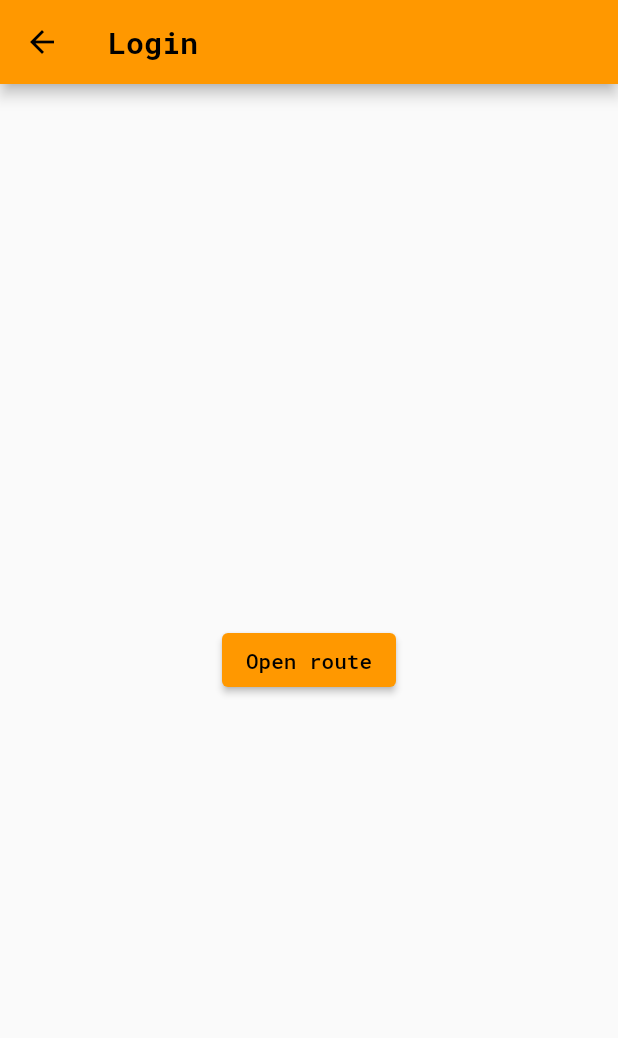
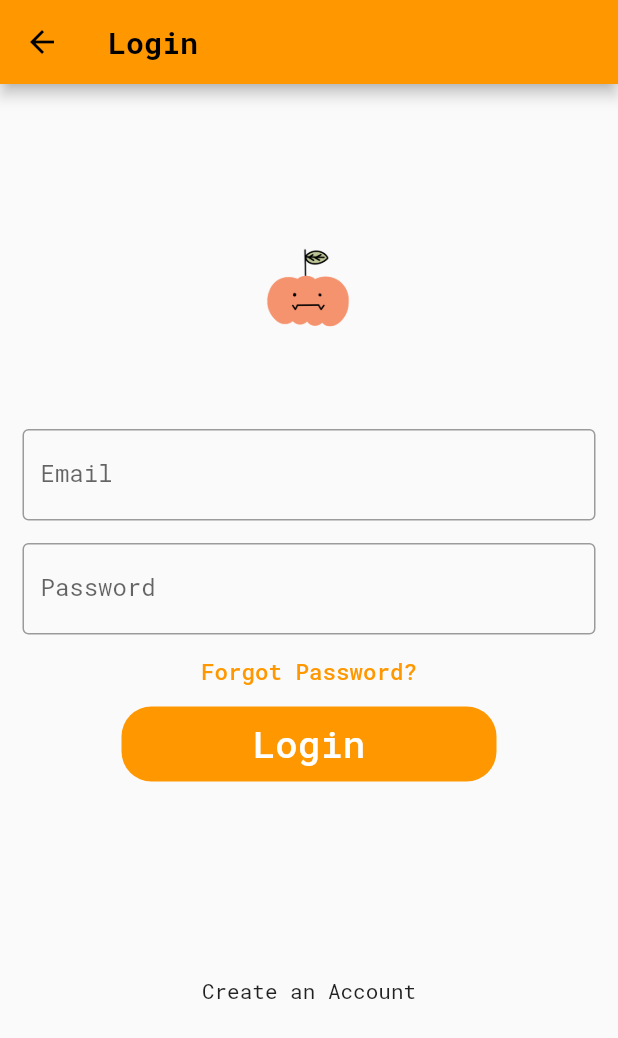
Before and after one commit to LaniW/pumpkins, a Flutter app: the screen it shows after launch, in the side drawer, after a tap on "Profile", on a phone screen of 412 x 824 dp. Shown: the top 1038 px of the screen. Run offline on Flutter 3.47's test engine with Material 2 defaults, Android fonts, the phone set to English and light mode, and no system bars; our stand-ins replace carousel_slider, google_fonts; network calls fail.

Commit message:
login page

```diff
--- a/lib/screens/login.dart
+++ b/lib/screens/login.dart
@@ -1,5 +1,6 @@
 import 'package:flutter/material.dart';
 import 'package:google_fonts/google_fonts.dart';
+import 'package:pumpkins/screens/profile.dart';
 
 class Login extends StatelessWidget {
   const Login({Key? key}) : super(key: key);
@@ -14,12 +15,69 @@
               fontWeight: FontWeight.bold,
             )),
       ),
-      body: Center(
-        child: ElevatedButton(
-          child: const Text('Open route'),
-          onPressed: () {},
-        ),
-      ),
+      body: SingleChildScrollView(
+          child: Column(
+        children: [
+          Padding(
+            padding: const EdgeInsets.only(top: 60.0),
+            child: Center(
+              child: SizedBox(
+                  width: 200,
+                  height: 150,
+                  child: Image.asset('assets/images/pumpkin_icon.png')),
+            ),
+          ),
+          const Text('', style: TextStyle(fontSize: 15)),
+          const Padding(
+            padding:
+                EdgeInsets.only(left: 15.0, right: 15.0, top: 0, bottom: 0),
+            child: TextField(
+              decoration: InputDecoration(
+                  border: OutlineInputBorder(),
+                  labelText: 'Email',
+                  hintText: 'Enter a valid email address'),
+            ),
+          ),
+          const Padding(
+            padding:
+                EdgeInsets.only(left: 15.0, right: 15.0, top: 15, bottom: 0),
+            child: TextField(
+              obscureText: true,
+              decoration: InputDecoration(
+                  border: OutlineInputBorder(),
+                  labelText: 'Password',
+                  hintText: 'Enter your password'),
+            ),
+          ),
+          TextButton(
+            onPressed: () {},
+            child: const Text(
+              'Forgot Password?',
+              style: TextStyle(color: Colors.orange, fontSize: 15),
+            ),
+          ),
+          Container(
+            height: 50,
+            width: 250,
+            decoration: BoxDecoration(
+                color: Colors.orange, borderRadius: BorderRadius.circular(20)),
+            child: TextButton(
+              onPressed: () {
+                Navigator.push(context,
+                    MaterialPageRoute(builder: (context) => const Profile()));
+              },
+              child: const Text(
+                'Login',
+                style: TextStyle(color: Colors.white, fontSize: 25),
+              ),
+            ),
+          ),
+          const SizedBox(
+            height: 130,
+          ),
+          const Text('Create an Account')
+        ],
+      )),
     );
   }
 }
```
Also changed, not shown: assets/images/Pumpkins_NHacksVII.jpg (added), assets/images/pumpkin_icon.png (added).
